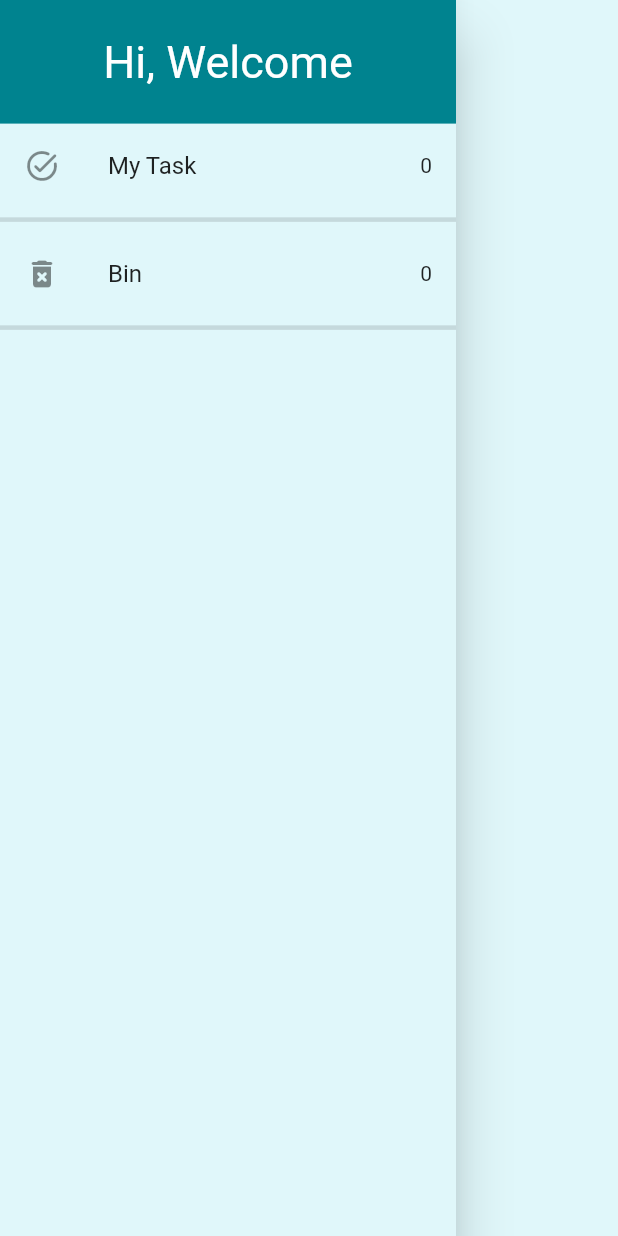
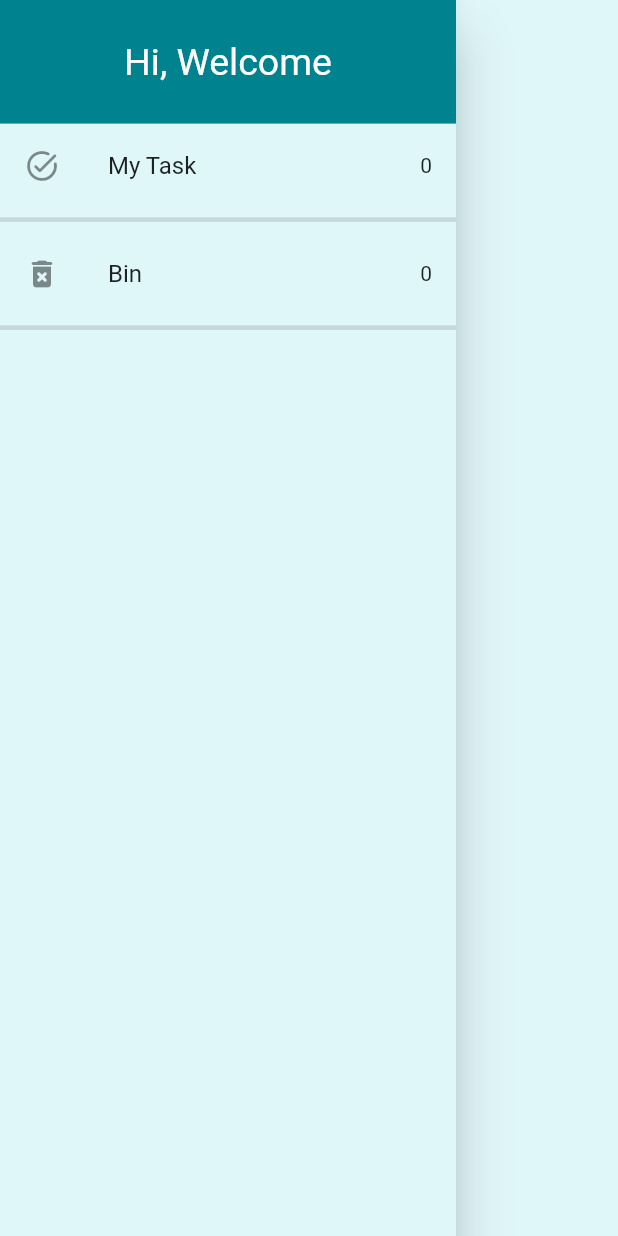
Before and after one commit to vishnu303/Do-It, a Flutter app: the MyDrawer widget shown alone on an empty page, opened directly, on a phone screen of 412 x 824 dp. Run offline on Flutter 3.47's test engine with Material 2 defaults, Android fonts, the phone set to English and light mode, and no system bars; our stand-ins replace equatable, flutter_bloc, hydrated_bloc.

Commit message:
theme updated

```diff
--- a/lib/widget/my_drawer.dart
+++ b/lib/widget/my_drawer.dart
@@ -23,7 +23,7 @@ class MyDrawer extends StatelessWidget {
               child: const Center(
                 child: Text(
                   'Hi, Welcome',
-                  style: TextStyle(fontSize: 30, color: Colors.white),
+                  style: TextStyle(fontSize: 25, color: Colors.white),
                 ),
               ),
             ),
```
